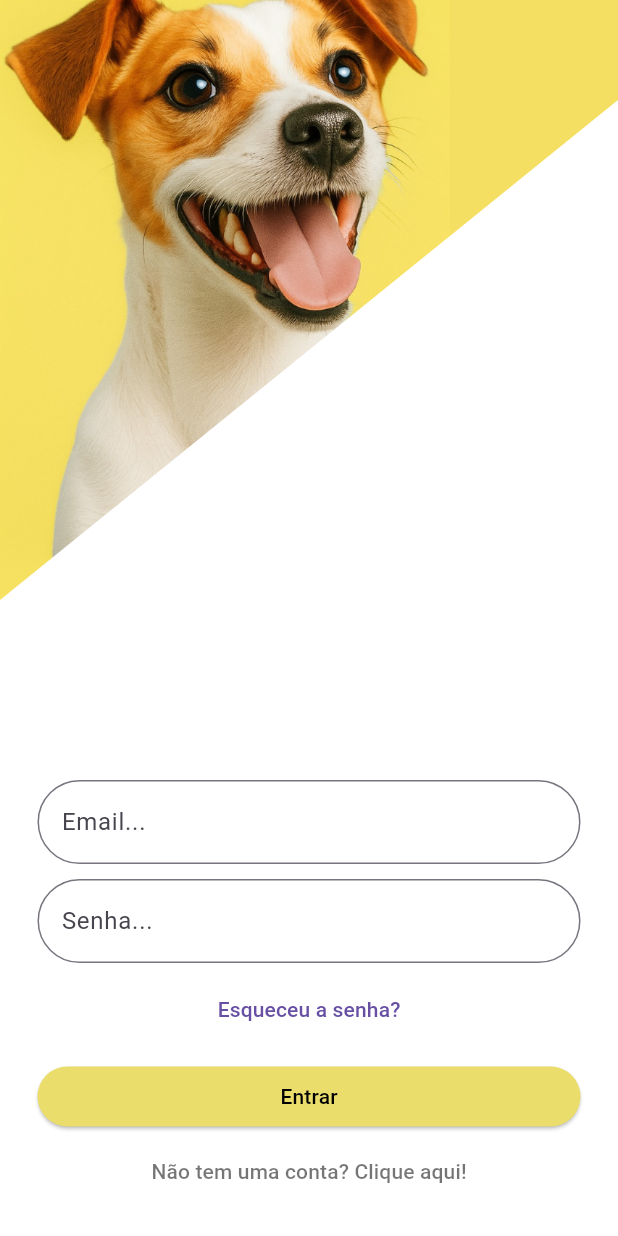
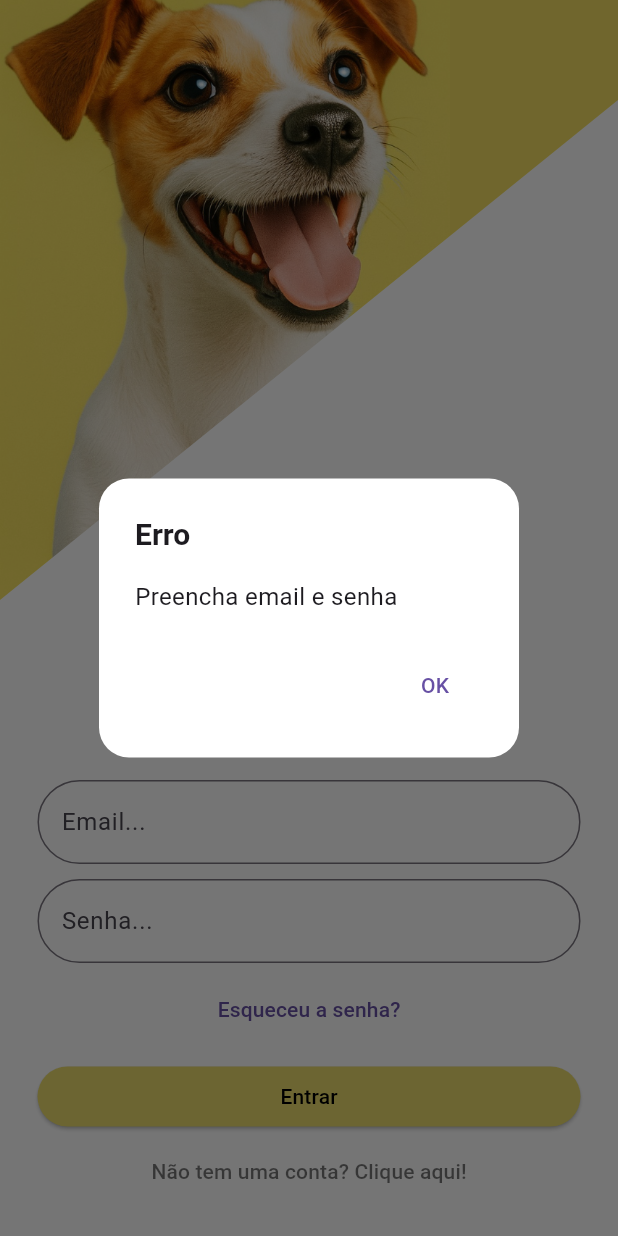
Before and after one commit to VStorch/TorchApp, a Flutter app: the screen it shows after launch, after a tap on "Entrar", on a phone screen of 412 x 824 dp. Run offline on Flutter 3.47's test engine with Material 3 defaults, Android fonts, the phone set to English and light mode, and no system bars; our stand-ins replace dio, image_picker, lottie; project files that could hold a hidden picture were left out.

```diff
--- a/lib/pages/login_page.dart
+++ b/lib/pages/login_page.dart
@@ -1,13 +1,15 @@
 import 'package:flutter/material.dart';
 import 'package:flutter/services.dart';
+import 'package:http/http.dart' as http;
+import 'dart:convert';
 
 import '../components/diagonal_clipper.dart';
 import '../pages_pet_shop/registration_page_pet_shop.dart';
+import '../pages_pet_shop/home_page_pet_shop.dart';
 import 'password_page.dart';
 import 'registration_page.dart';
 import 'home_page.dart';
 
-import '../data/user/user_service.dart';
 
 class LoginPage extends StatefulWidget {
   const LoginPage({super.key});
@@ -19,6 +21,7 @@ class LoginPage extends StatefulWidget {
 class _LoginPageState extends State<LoginPage> {
   final _emailController = TextEditingController();
   final _passwordController = TextEditingController();
+  bool _isLoading = false;
 
   @override
   void initState() {
@@ -35,20 +38,86 @@ class _LoginPageState extends State<LoginPage> {
     final email = _emailController.text.trim();
     final password = _passwordController.text.trim();
 
-    final success = await UserService.loginUser(email, password);
+    if (email.isEmpty || password.isEmpty) {
+      _showDialog('Erro', 'Preencha email e senha');
+      return;
+    }
 
-    if (!success) {
-      _showDialog('Erro', 'Usuário não encontrado');
+    setState(() => _isLoading = true);
+
+    try {
+      // Passo 1: Fazer login
+      final loginUrl = Uri.parse('http://10.0.2.2:8080/users/login');
+
+      final loginResponse = await http.post(
+        loginUrl,
+        headers: {"Content-Type": "application/json"},
+        body: jsonEncode({
+          "email": email,
+          "password": password,
+        }),
+      );
+
+      ("===== LOGIN =====");
+      ("Status: ${loginResponse.statusCode}");
+      ("Body: ${loginResponse.body}");
+
+      if (loginResponse.statusCode != 200) {
+        _showDialog('Erro', 'Email ou senha incorretos');
         return;
+      }
+
+      final userData = jsonDecode(loginResponse.body);
+      final userId = userData['id'];
+
+      // Passo 2: Verificar se o usuário tem Pet Shop
+      // CORREÇÃO: URL correta do endpoint
+      final petShopUrl = Uri.parse('http://10.0.2.2:8080/users/owner/$userId');
+
+      ("===== VERIFICANDO PET SHOP =====");
+      ("URL: $petShopUrl");
+
+      final petShopResponse = await http.get(petShopUrl);
+
+      ("Status Pet Shop: ${petShopResponse.statusCode}");
+      ("Body Pet Shop: ${petShopResponse.body}");
+
+      bool isPetShopOwner = petShopResponse.statusCode == 200;
+
+      (isPetShopOwner ? "🏪 Usuário é DONO de Pet Shop" : "👤 Usuário é CLIENTE");
+
+      // Passo 3: Navegar para a tela correta
+      if (mounted) {
+        if (isPetShopOwner) {
+          // Tem Pet Shop - vai para interface do Pet Shop
+          Navigator.pushReplacement(
+            context,
+            MaterialPageRoute(
+              builder: (context) => const HomePagePetShop(),
+            ),
+          );
         } else {
-      Navigator.push(
+          // Não tem Pet Shop - vai para interface do Cliente
+          Navigator.pushReplacement(
             context,
-        MaterialPageRoute(builder: (context) => const HomePage()),
+            MaterialPageRoute(
+              builder: (context) => const HomePage(),
+            ),
           );
+        }
       }
 
       _emailController.clear();
       _passwordController.clear();
+
+    } catch (e) {
+      ("Erro de conexão: $e");
+      _showDialog('Erro', 'Erro de conexão com o servidor');
+    } finally {
+      if (mounted) {
+        setState(() => _isLoading = false);
+      }
+    }
   }
 
   void _showDialog(String title, String message) {
@@ -181,6 +250,7 @@ class _LoginPageState extends State<LoginPage> {
                     const SizedBox(height: 20),
                     TextField(
                       controller: _emailController,
+                      enabled: !_isLoading,
                       decoration: InputDecoration(
                         labelText: 'Email...',
                         border: OutlineInputBorder(
@@ -191,6 +261,7 @@ class _LoginPageState extends State<LoginPage> {
                     const SizedBox(height: 10),
                     TextField(
                       controller: _passwordController,
+                      enabled: !_isLoading,
                       obscureText: true,
                       decoration: InputDecoration(
                         labelText: 'Senha...',
@@ -201,7 +272,7 @@ class _LoginPageState extends State<LoginPage> {
                     ),
                     const SizedBox(height: 7),
                     TextButton(
-                      onPressed: () {
+                      onPressed: _isLoading ? null : () {
                         Navigator.push(
                           context,
                           MaterialPageRoute(
@@ -212,16 +283,25 @@ class _LoginPageState extends State<LoginPage> {
                     ),
                     const SizedBox(height: 10),
                     ElevatedButton(
-                      onPressed: _login,
+                      onPressed: _isLoading ? null : _login,
                       style: ElevatedButton.styleFrom(
                         backgroundColor: const Color(0xFFEBDD6C),
                         foregroundColor: Colors.black,
                       ),
-                      child: const Text('Entrar'),
+                      child: _isLoading
+                          ? const SizedBox(
+                        height: 20,
+                        width: 20,
+                        child: CircularProgressIndicator(
+                          strokeWidth: 2,
+                          color: Colors.black,
+                        ),
+                      )
+                          : const Text('Entrar'),
                     ),
                     const SizedBox(height: 2),
                     TextButton(
-                      onPressed: _showAccountTypeDialog,
+                      onPressed: _isLoading ? null : _showAccountTypeDialog,
                       child: const Text(
                         'Não tem uma conta? Clique aqui!',
                         style: TextStyle(
```
Lines whose indentation alone changed are shown as unchanged.
